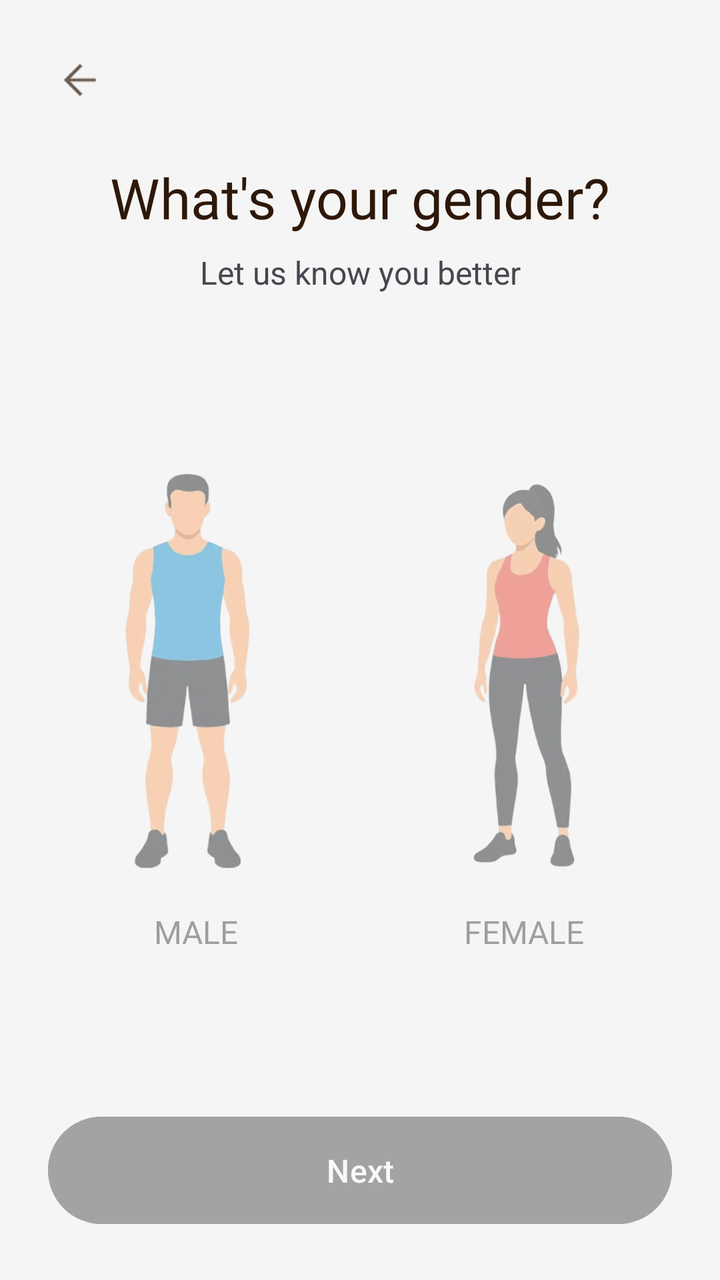
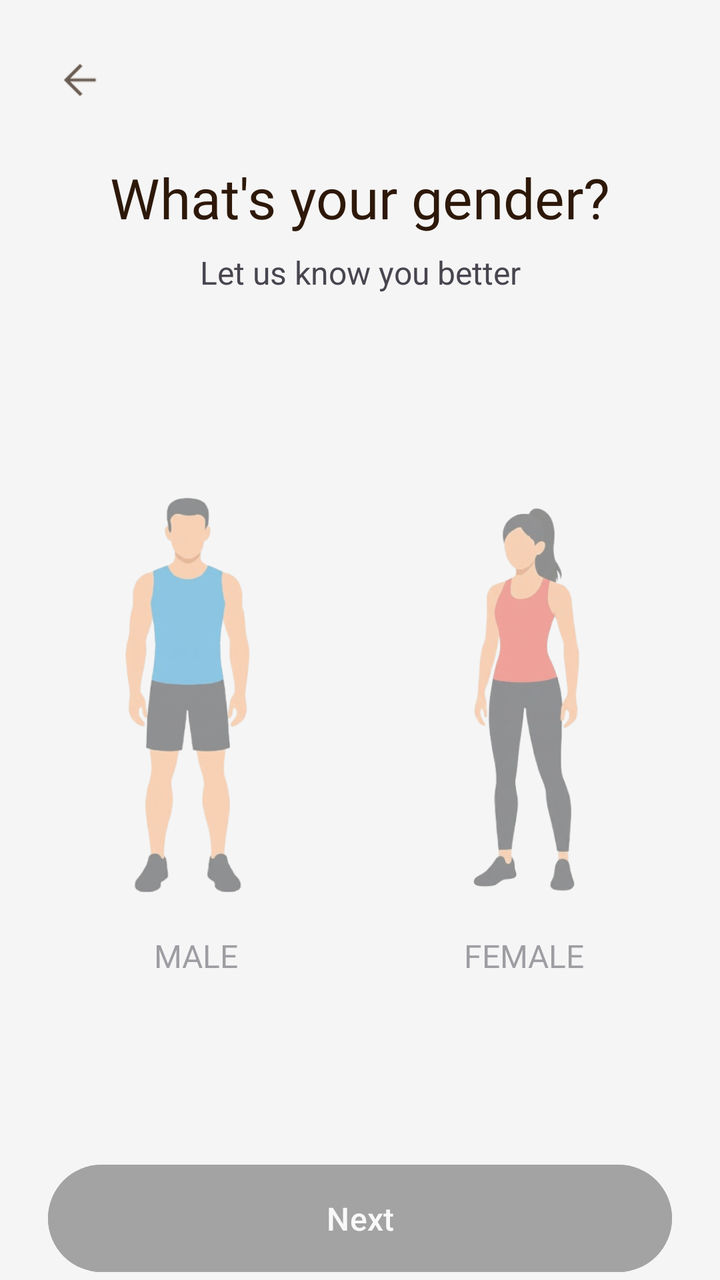

Compare the two renders of this Android layout. The source of the first and the diff that turns it into the second are given below.
<!-- AndroidManifest.xml: application theme Theme.Nutriority -->
<!-- res/layout/fragment_first_screen.xml -->
<?xml version="1.0" encoding="utf-8"?>
<androidx.constraintlayout.widget.ConstraintLayout xmlns:android="http://schemas.android.com/apk/res/android"
    xmlns:app="http://schemas.android.com/apk/res-auto"
    xmlns:tools="http://schemas.android.com/tools"
    android:id="@+id/main_layout"
    android:layout_width="match_parent"
    android:layout_height="match_parent"
    android:background="@android:color/transparent"
    tools:context=".ui.onboarding.screens.FirstScreen">

    <ImageView
        android:id="@+id/backButton"
        android:layout_width="32dp"
        android:layout_height="32dp"
        android:layout_marginStart="24dp"
        android:layout_marginTop="24dp"
        android:alpha="0.7"
        android:clickable="true"
        android:contentDescription="action_back"
        android:focusable="true"
        android:padding="4dp"
        android:src="@drawable/ic_arrow_back"
        app:layout_constraintStart_toStartOf="parent"
        app:layout_constraintTop_toTopOf="parent"
        app:tint="@color/dark_gray"
        tools:ignore="TouchTargetSizeCheck" />

    <TextView
        android:id="@+id/title_select_gender"
        android:layout_width="0dp"
        android:layout_height="wrap_content"
        android:layout_marginHorizontal="24dp"
        android:layout_marginTop="80dp"
        android:fontFamily="@font/barlow_bold"
        android:gravity="center_horizontal"
        android:text="@string/select_gender"
        android:textColor="@color/dark_gray"
        android:textSize="28sp"
        app:layout_constraintEnd_toEndOf="parent"
        app:layout_constraintStart_toStartOf="parent"
        app:layout_constraintTop_toTopOf="parent" />

    <TextView
        android:id="@+id/subtitle_select_gender"
        android:layout_width="0dp"
        android:layout_height="wrap_content"
        android:layout_marginTop="8dp"
        android:gravity="center_horizontal"
        android:text="Let us know you better"
        android:textSize="16sp"
        app:layout_constraintEnd_toEndOf="@id/title_select_gender"
        app:layout_constraintStart_toStartOf="@id/title_select_gender"
        app:layout_constraintTop_toBottomOf="@id/title_select_gender" />

    <androidx.constraintlayout.widget.Guideline
        android:id="@+id/guideline_center"
        android:layout_width="wrap_content"
        android:layout_height="wrap_content"
        android:orientation="vertical"
        app:layout_constraintGuide_percent="0.5" />

    <androidx.constraintlayout.widget.ConstraintLayout
        android:id="@+id/male_group"
        android:layout_width="0dp"
        android:layout_height="wrap_content"
        android:layout_marginStart="24dp"
        android:layout_marginEnd="8dp"
        android:alpha="0.5"
        android:background="@android:color/transparent"
        android:clickable="true"
        android:contentDescription="@string/male"
        android:focusable="true"
        app:layout_constraintBottom_toTopOf="@+id/next_button"
        app:layout_constraintEnd_toStartOf="@id/guideline_center"
        app:layout_constraintStart_toStartOf="parent"
        app:layout_constraintTop_toBottomOf="@+id/subtitle_select_gender"
        app:layout_constraintWidth_max="180dp">

        <ImageView
            android:id="@+id/male_gender_image"
            android:layout_width="match_parent"
            android:layout_height="wrap_content"
            android:adjustViewBounds="true"
            android:contentDescription="@null"
            android:scaleType="fitCenter"
            android:src="@drawable/gender_male"
            app:layout_constraintEnd_toEndOf="parent"
            app:layout_constraintStart_toStartOf="parent"
            app:layout_constraintTop_toTopOf="parent" />

        <TextView
            android:id="@+id/male_text"
            android:layout_width="wrap_content"
            android:layout_height="wrap_content"
            android:layout_marginTop="8dp"
            android:fontFamily="@font/barlow_bold"
            android:text="@string/male"
            android:textSize="16sp"
            app:layout_constraintEnd_toEndOf="parent"
            app:layout_constraintStart_toStartOf="parent"
            app:layout_constraintTop_toBottomOf="@+id/male_gender_image" />

    </androidx.constraintlayout.widget.ConstraintLayout>

    <androidx.constraintlayout.widget.ConstraintLayout
        android:id="@+id/female_group"
        android:layout_width="0dp"
        android:layout_height="wrap_content"
        android:layout_marginStart="8dp"
        android:layout_marginEnd="24dp"
        android:alpha="0.5"
        android:background="@android:color/transparent"
        android:clickable="true"
        android:contentDescription="@string/female"
        android:focusable="true"
        app:layout_constraintBottom_toBottomOf="@+id/male_group"
        app:layout_constraintEnd_toEndOf="parent"
        app:layout_constraintStart_toEndOf="@+id/guideline_center"
        app:layout_constraintTop_toTopOf="@+id/male_group"
        app:layout_constraintWidth_max="180dp">

        <ImageView
            android:id="@+id/female_gender_image"
            android:layout_width="match_parent"
            android:layout_height="wrap_content"
            android:adjustViewBounds="true"
            android:contentDescription="@null"
            android:scaleType="fitCenter"
            android:src="@drawable/gender_female"
            app:layout_constraintEnd_toEndOf="parent"
            app:layout_constraintStart_toStartOf="parent"
            app:layout_constraintTop_toTopOf="parent" />

        <TextView
            android:id="@+id/female_text"
            android:layout_width="wrap_content"
            android:layout_height="wrap_content"
            android:layout_marginTop="8dp"
            android:fontFamily="@font/barlow_bold"
            android:text="@string/female"
            android:textSize="16sp"
            app:layout_constraintEnd_toEndOf="parent"
            app:layout_constraintStart_toStartOf="parent"
            app:layout_constraintTop_toBottomOf="@+id/female_gender_image" />

    </androidx.constraintlayout.widget.ConstraintLayout>

    <Button
        android:id="@+id/next_button"
        style="@style/Widget.Material3.Button"
        android:layout_width="0dp"
        android:layout_height="wrap_content"
        android:layout_marginHorizontal="24dp"
        android:layout_marginBottom="24dp"
        android:alpha="0.4"
        android:backgroundTint="@color/primary_dark"
        android:paddingVertical="16dp"
        android:textColor="@color/white"
        android:text="@string/action_next"
        android:textSize="16sp"
        app:layout_constraintBottom_toBottomOf="parent"
        app:layout_constraintEnd_toEndOf="parent"
        app:layout_constraintStart_toStartOf="parent" />

</androidx.constraintlayout.widget.ConstraintLayout>
<!-- resources referenced by this layout -->
<resources>
  <color name="dark_gray">#2d1809</color>
  <color name="primary_dark">#2A2A2A</color>
  <color name="white">#FFFFFFFF</color>
  <!-- drawable gender_female: png bitmap (drawable, 88307 bytes) -->
  <!-- drawable gender_male: png bitmap (drawable, 93776 bytes) -->
  <!-- drawable ic_arrow_back: png bitmap (drawable, 588 bytes) -->
  <string name="action_next">Next</string>
  <string name="female">FEMALE</string>
  <string name="male">MALE</string>
  <string name="select_gender">What\'s your gender?</string>
  <style name="Theme.Nutriority" parent="Base.Theme.Nutriority" />
  <style name="Base.Theme.Nutriority" parent="Theme.Material3.Light.NoActionBar">
          <item name="android:windowBackground">#F5F5F5</item>
          <item name="android:windowDrawsSystemBarBackgrounds">true</item>
          <item name="android:statusBarColor">@android:color/transparent</item>
          <item name="android:windowLightStatusBar">true</item>
          <item name="android:navigationBarColor">@android:color/transparent</item>
          <item name="android:windowLightNavigationBar" tools:ignore="NewApi">true</item>
          <item name="android:enforceNavigationBarContrast" tools:ignore="NewApi">false</item>
      </style>
</resources>

<!-- the commit's change to res/layout/fragment_first_screen.xml (unified diff, before → after) -->
@@ -70,10 +70,10 @@
         android:clickable="true"
         android:contentDescription="@string/male"
         android:focusable="true"
-        app:layout_constraintBottom_toTopOf="@+id/next_button"
+        app:layout_constraintBottom_toTopOf="@id/next_button"
         app:layout_constraintEnd_toStartOf="@id/guideline_center"
         app:layout_constraintStart_toStartOf="parent"
-        app:layout_constraintTop_toBottomOf="@+id/subtitle_select_gender"
+        app:layout_constraintTop_toBottomOf="@id/subtitle_select_gender"
         app:layout_constraintWidth_max="180dp">
 
         <ImageView
@@ -98,7 +98,7 @@
             android:textSize="16sp"
             app:layout_constraintEnd_toEndOf="parent"
             app:layout_constraintStart_toStartOf="parent"
-            app:layout_constraintTop_toBottomOf="@+id/male_gender_image" />
+            app:layout_constraintTop_toBottomOf="@id/male_gender_image" />
 
     </androidx.constraintlayout.widget.ConstraintLayout>
 
@@ -113,10 +113,10 @@
         android:clickable="true"
         android:contentDescription="@string/female"
         android:focusable="true"
-        app:layout_constraintBottom_toBottomOf="@+id/male_group"
+        app:layout_constraintBottom_toBottomOf="@id/male_group"
         app:layout_constraintEnd_toEndOf="parent"
-        app:layout_constraintStart_toEndOf="@+id/guideline_center"
-        app:layout_constraintTop_toTopOf="@+id/male_group"
+        app:layout_constraintStart_toEndOf="@id/guideline_center"
+        app:layout_constraintTop_toTopOf="@id/male_group"
         app:layout_constraintWidth_max="180dp">
 
         <ImageView
@@ -141,7 +141,7 @@
             android:textSize="16sp"
             app:layout_constraintEnd_toEndOf="parent"
             app:layout_constraintStart_toStartOf="parent"
-            app:layout_constraintTop_toBottomOf="@+id/female_gender_image" />
+            app:layout_constraintTop_toBottomOf="@id/female_gender_image" />
 
     </androidx.constraintlayout.widget.ConstraintLayout>
 
@@ -151,7 +151,6 @@
         android:layout_width="0dp"
         android:layout_height="wrap_content"
         android:layout_marginHorizontal="24dp"
-        android:layout_marginBottom="24dp"
         android:alpha="0.4"
         android:backgroundTint="@color/primary_dark"
         android:paddingVertical="16dp"
